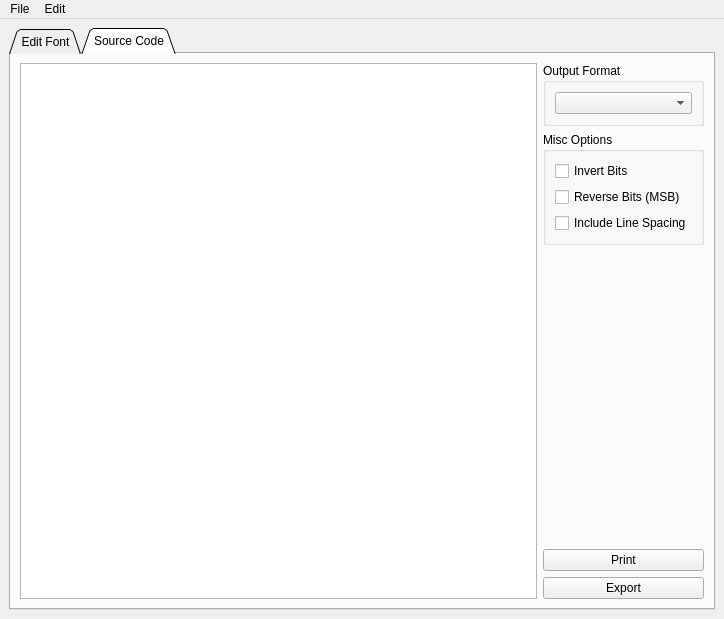
ayoy/fontedit, file app/src/mainwindow.ui: the form before one commit.
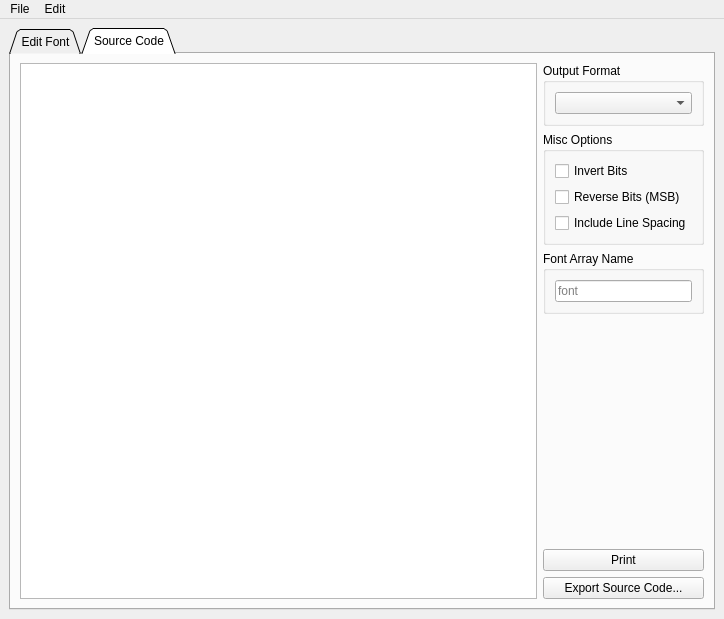
The form after the commit. The open tabs and pages were chosen to show the change. Icons and pictures are not drawn. Custom widgets are drawn as their Qt base class.

Commit message: Allow for editing font name that's put in the source code

```diff
--- a/app/src/mainwindow.ui
+++ b/app/src/mainwindow.ui
@@ -358,6 +358,28 @@
             </layout>
            </widget>
           </item>
+          <item>
+           <widget class="QGroupBox" name="groupBox_3">
+            <property name="title">
+             <string>Font Array Name</string>
+            </property>
+            <layout class="QHBoxLayout" name="horizontalLayout_5">
+             <item>
+              <widget class="QLineEdit" name="fontArrayNameEdit">
+               <property name="sizePolicy">
+                <sizepolicy hsizetype="Ignored" vsizetype="Fixed">
+                 <horstretch>0</horstretch>
+                 <verstretch>0</verstretch>
+                </sizepolicy>
+               </property>
+               <property name="placeholderText">
+                <string>font</string>
+               </property>
+              </widget>
+             </item>
+            </layout>
+           </widget>
+          </item>
           <item>
            <spacer name="verticalSpacer">
             <property name="orientation">
@@ -381,7 +403,7 @@
           <item>
            <widget class="QPushButton" name="exportButton">
             <property name="text">
-             <string>Export</string>
+             <string>Export Source Code...</string>
             </property>
            </widget>
           </item>
```
Left out of the diff: 2 changed lines with no effect on the pictures. The commit also changes 7 other files.
